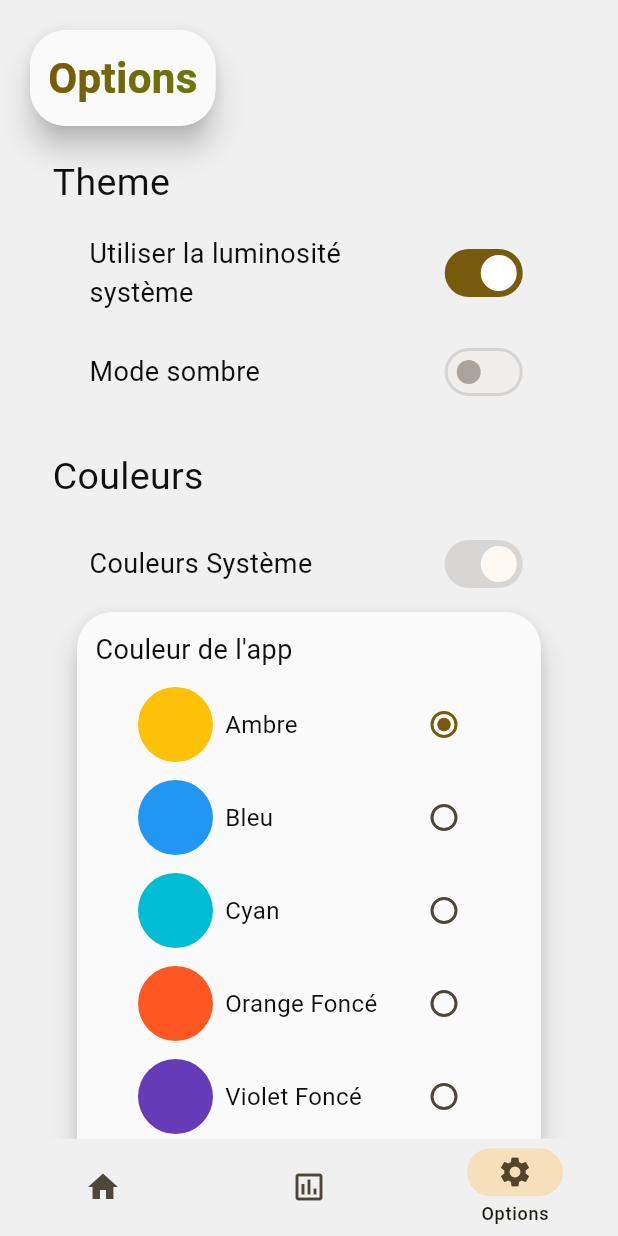
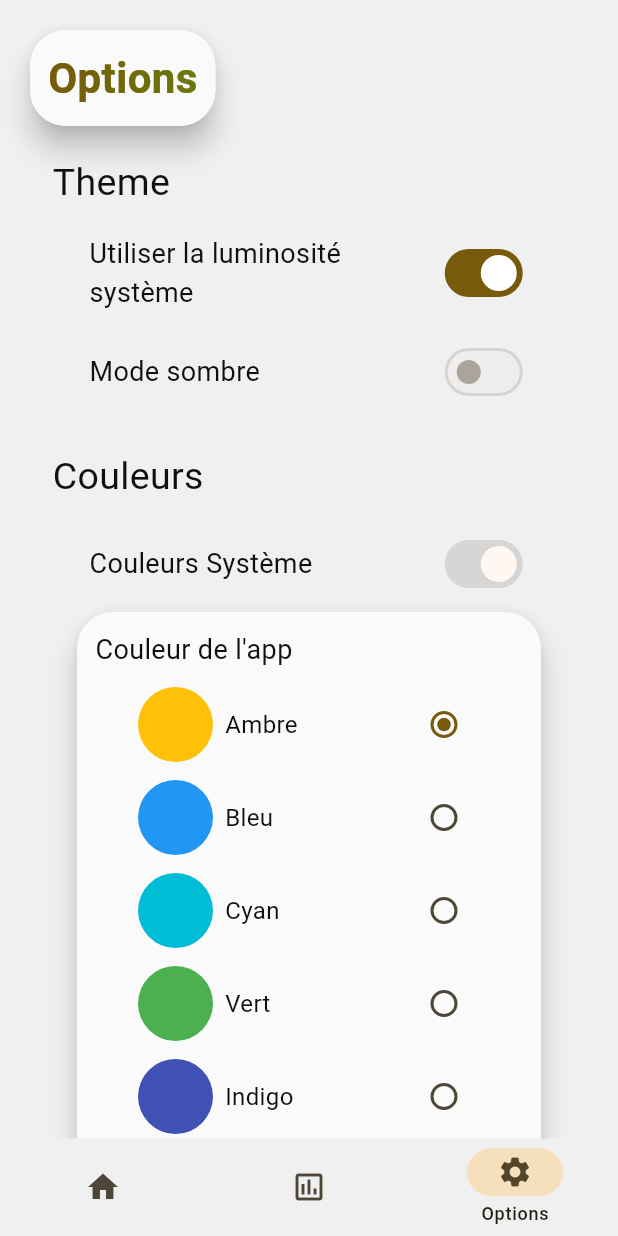
Before and after one commit to SylaneCpn/pense, a Flutter app: the screen it shows after launch, item 3 of the bottom bar chosen, on a phone screen of 412 x 824 dp. Run offline on Flutter 3.47's test engine with Material 3 defaults, Android fonts, the phone set to English and light mode, and no system bars; drawn by our look-alikes of dynamic_color; our stand-ins replace fl_chart, shared_preferences.

Commit message:
shared prefs fix + optimisation

```diff
--- a/lib/logic/app_state.dart
+++ b/lib/logic/app_state.dart
@@ -6,14 +6,11 @@ import 'package:shared_preferences/shared_preferences.dart';
 
 extension ToStringFr on Color {
   String toStringFr() {
-    return switch(this) {
+    return switch (this) {
       Colors.amber => "Ambre",
       Colors.blue => "Bleu",
       Colors.cyan => "Cyan",
-      Colors.deepOrange => "Orange Foncé",
-      Colors.deepPurple => "Violet Foncé",
       Colors.green => "Vert",
-      Colors.lightGreen => "Vert Clair",
       Colors.indigo => "Indigo",
       Colors.lightBlue => "Bleu Clair",
       Colors.lime => "Citron",
@@ -23,24 +20,18 @@ extension ToStringFr on Color {
       Colors.red => "Rouge",
       Colors.teal => "Turquoise",
       Colors.yellow => "Jaune",
-      _ => "Inutilisé"
+      _ => "Inutilisé",
     };
   }
 }
-
-
 
 class AppState extends ChangeNotifier {
   static const List<Color> colors = [
     Colors.amber,
     Colors.blue,
     Colors.cyan,
-    Colors.deepOrange,
-    Colors.deepPurple,
     Colors.green,
-    Colors.lightGreen,
     Colors.indigo,
-    Colors.lightBlue,
     Colors.lime,
     Colors.orange,
     Colors.pink,
@@ -77,8 +68,6 @@ class AppState extends ChangeNotifier {
     seedColor: colors[_colorIndex],
     brightness: brightness,
   );
-
-
 
   AppState();
 
--- a/lib/main.dart
+++ b/lib/main.dart
@@ -14,8 +14,8 @@ class MyApp extends StatelessWidget {
   Widget build(BuildContext context) {
     return ChangeNotifierProvider(
       create:
-          (context) => AppState(),
-      child: ThemeProvider(),
+          (context) => AppState()..initFields(),
+      child: const ThemeProvider(),
     );
   }
 }
--- a/lib/ui/body.dart
+++ b/lib/ui/body.dart
@@ -46,9 +46,9 @@ class _BodyState extends State<Body> with WidgetsBindingObserver {
         (record != null)
             ? ChangeNotifierProvider(
               create: (context) => record!,
-              child: PageSwitcher(),
+              child: const PageSwitcher(),
             )
-            : ProcessingPlaceholder();
+            : const ProcessingPlaceholder();
 
     return SafeArea(child: body);
   }
--- a/lib/ui/data_page/data_page.dart
+++ b/lib/ui/data_page/data_page.dart
@@ -41,7 +41,7 @@ class _DataPageState extends State<DataPage> {
       child: Column(
         spacing: 20.8,
         children: [
-          SizedBox(height: 20.0,),
+          const SizedBox(height: 20.0,),
           Padding(
             padding: const EdgeInsets.only(left : 8.0),
             child: ChipSelector(
--- a/lib/ui/data_page/retrospect/retrospect.dart
+++ b/lib/ui/data_page/retrospect/retrospect.dart
@@ -83,7 +83,7 @@ class _RetrospectState extends State<Retrospect> {
   @override
   Widget build(BuildContext context) {
     if (data == null) {
-      return ProcessingPlaceholder(viewPortHeighRatio: 0.66);
+      return const ProcessingPlaceholder(viewPortHeighRatio: 0.66);
     } else {
       return RetrospectLoaded(
         dateRange: dateRange,
--- a/lib/ui/main_page/categories_widget.dart
+++ b/lib/ui/main_page/categories_widget.dart
@@ -281,7 +281,7 @@ class CategoryWidget extends StatelessWidget {
                   onPressed: onDeleteCallBack,
                   icon: Transform.rotate(
                     angle: pi / 4,
-                    child: Icon(Icons.add, color: Colors.red),
+                    child: const Icon(Icons.add, color: Colors.red),
                   ),
                 ),
                 child: SourcesWidget(
--- a/lib/ui/main_page/sources_widget.dart
+++ b/lib/ui/main_page/sources_widget.dart
@@ -142,7 +142,7 @@ class SourceItem extends StatelessWidget {
             onPressed: onDeleteCallBack,
             icon: Transform.rotate(
               angle: pi / 4,
-              child: Icon(Icons.add, color: Colors.red),
+              child: const Icon(Icons.add, color: Colors.red),
             ),
           ),
         ],
--- a/lib/ui/page_switcher.dart
+++ b/lib/ui/page_switcher.dart
@@ -85,12 +85,12 @@ class _PageSwitcherState extends State<PageSwitcher> with TickerProviderStateMix
           replay();
         }),
         destinations: [
-          NavigationDestination(icon: Icon(Icons.home), label: "Accueil"),
-          NavigationDestination(
+          const NavigationDestination(icon: Icon(Icons.home), label: "Accueil"),
+          const NavigationDestination(
             icon: Icon(Icons.poll_outlined),
             label: "Données",
           ),
-          NavigationDestination(icon: Icon(Icons.settings), label: "Options"),
+          const NavigationDestination(icon: Icon(Icons.settings), label: "Options"),
         ],
       ),
 
@@ -108,7 +108,7 @@ class _PageSwitcherState extends State<PageSwitcher> with TickerProviderStateMix
           setMonthCallBack: setDate,
           recordElements: record.elements,
         ),
-        OptionsPage(),
+        const OptionsPage(),
       ][currentPageIndex]) ,
     );
   }
--- a/lib/ui/theme_provider.dart
+++ b/lib/ui/theme_provider.dart
@@ -50,7 +50,7 @@ class _ThemeProviderState extends State<ThemeProvider> with WidgetsBindingObserv
           (lightDynamic, darkDynamic) => MaterialApp(
             title: 'Pense',
             theme: appState.theme(lightDynamic, darkDynamic),
-            home: Body(),
+            home: const Body(),
           ),
     );
   }
```
Also changed, not shown: lib/ui/main_page/add_category_widget.dart (+4 -4 lines), lib/ui/main_page/add_source_widget.dart (+7 -7 lines).
